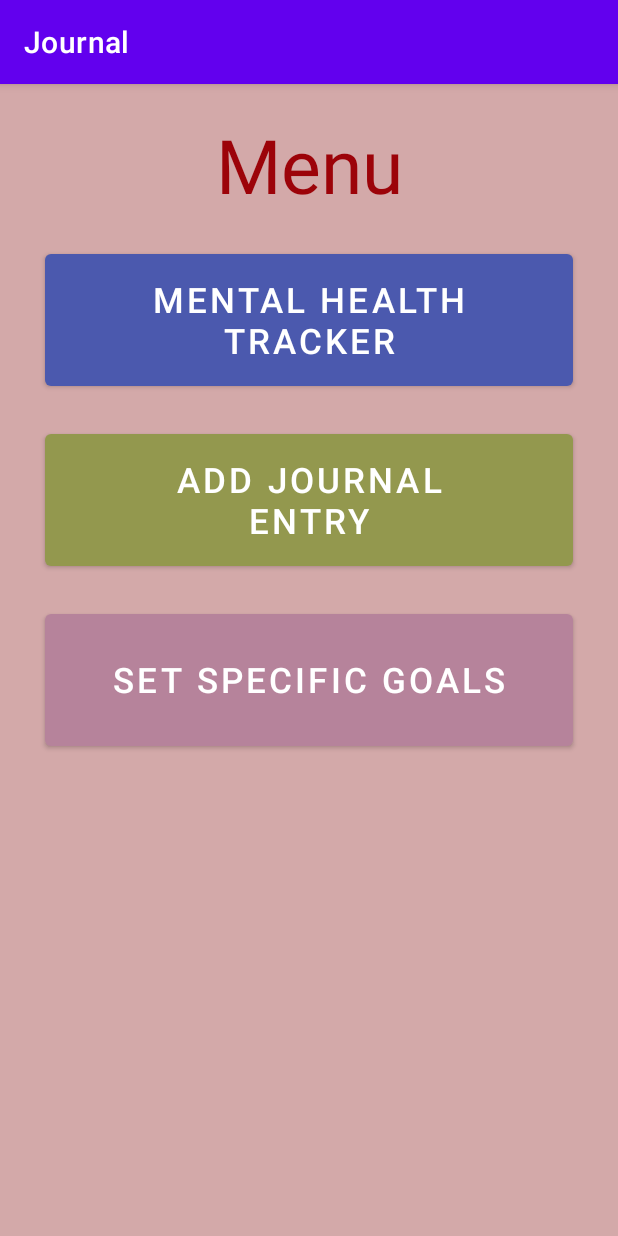
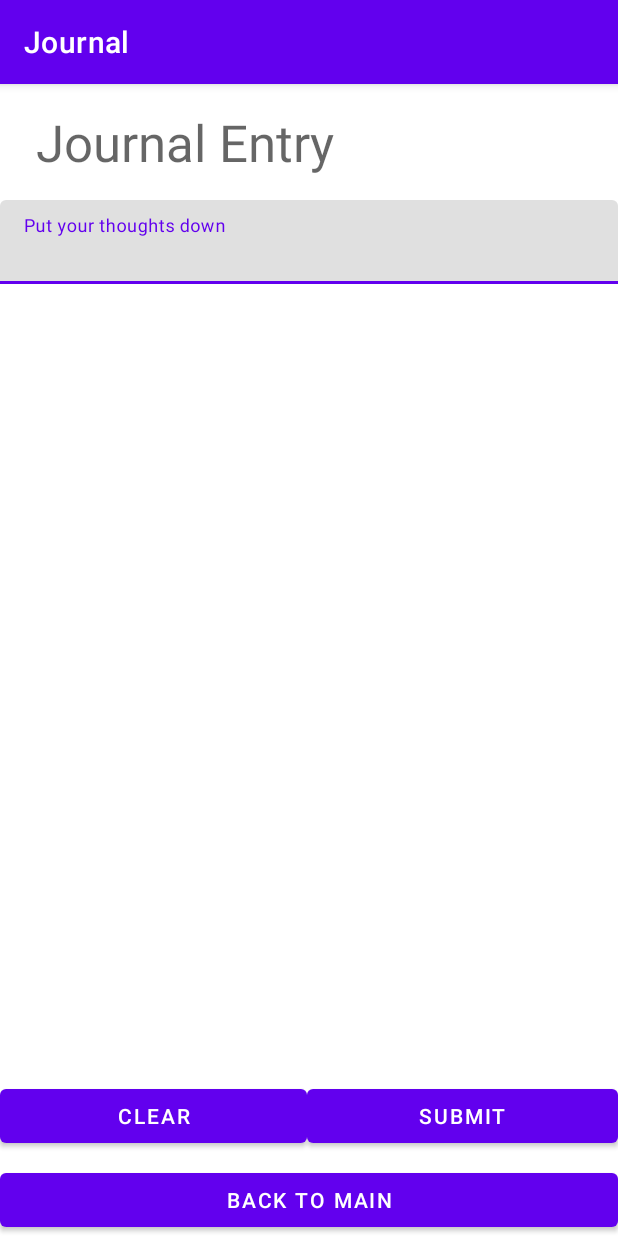
Before and after one commit to choudharynisha/CS353-Group-Project, an Android app: the screen it shows after launch (MainActivity before the commit, JournalEntryActivity after it), after a tap on an icon or button, on a phone screen of 412 x 824 dp. Run offline under Robolectric (Android 15) with nearby library versions, the light colour scheme and no system bars.

Commit message:
add basic journal activity and navigation

```diff
--- a/Journal/app/src/main/AndroidManifest.xml
+++ b/Journal/app/src/main/AndroidManifest.xml
@@ -10,14 +10,14 @@
     <uses-permission android:name="android.permission.ACCESS_NETWORK_STATE" />
 
     <application
-        android:usesCleartextTraffic="true"
-
         android:allowBackup="true"
         android:icon="@mipmap/ic_launcher"
         android:label="@string/app_name"
         android:roundIcon="@mipmap/ic_launcher_round"
         android:supportsRtl="true"
-        android:theme="@style/Theme.Journal">
+        android:theme="@style/Theme.Journal"
+        android:usesCleartextTraffic="true">
+        <activity android:name=".JournalEntryActivity"></activity>
         <activity android:name=".SetGoalActivity" />
         <activity android:name=".TrackMHActivity" />
         <activity android:name=".MainActivity">
--- /dev/null
+++ b/Journal/app/src/main/java/edu/brynmawr/cmsc353/journal/JournalEntryActivity.java
@@ -0,0 +1,21 @@
+package edu.brynmawr.cmsc353.journal;
+
+import androidx.appcompat.app.AppCompatActivity;
+
+import android.content.Intent;
+import android.os.Bundle;
+import android.view.View;
+
+public class JournalEntryActivity extends AppCompatActivity {
+
+    @Override
+    protected void onCreate(Bundle savedInstanceState) {
+        super.onCreate(savedInstanceState);
+        setContentView(R.layout.activity_journal_entry);
+    }
+
+    public void onClickReturnToMain(View v) {
+        Intent i = new Intent(this, MainActivity.class);
+        startActivity(i);
+    }
+}
--- a/Journal/app/src/main/java/edu/brynmawr/cmsc353/journal/MainActivity.java
+++ b/Journal/app/src/main/java/edu/brynmawr/cmsc353/journal/MainActivity.java
@@ -66,6 +66,8 @@ public class MainActivity extends AppCompatActivity {
     }
 
     public void onClickLaunchAddJournal(View view) {
-
+        Intent i = new Intent(this, JournalEntryActivity.class);
+        i.putExtra("userID", this.userID);
+        startActivity(i);
     }
 }
--- /dev/null
+++ b/Journal/app/src/main/res/layout/activity_journal_entry.xml
@@ -0,0 +1,70 @@
+<?xml version="1.0" encoding="utf-8"?>
+<androidx.constraintlayout.widget.ConstraintLayout xmlns:android="http://schemas.android.com/apk/res/android"
+    xmlns:app="http://schemas.android.com/apk/res-auto"
+    xmlns:tools="http://schemas.android.com/tools"
+    android:layout_width="match_parent"
+    android:layout_height="match_parent"
+    tools:context=".JournalEntryActivity">
+
+    <LinearLayout
+        android:id="@+id/linearLayout"
+        android:layout_width="match_parent"
+        android:layout_height="match_parent"
+        android:orientation="vertical"
+        tools:layout_editor_absoluteX="124dp"
+        tools:layout_editor_absoluteY="188dp">
+
+        <TextView
+            android:id="@+id/txtJournalEntryHeader"
+            android:layout_width="match_parent"
+            android:layout_height="wrap_content"
+            android:paddingStart="24dp"
+            android:paddingTop="16dp"
+            android:paddingBottom="16dp"
+            android:text="Journal Entry"
+            android:textAppearance="@style/TextAppearance.AppCompat.Display1" />
+
+        <com.google.android.material.textfield.TextInputLayout
+            android:layout_width="match_parent"
+            android:layout_height="501dp">
+
+            <com.google.android.material.textfield.TextInputEditText
+                android:layout_width="match_parent"
+                android:layout_height="wrap_content"
+                android:hint="Put your thoughts down" />
+
+        </com.google.android.material.textfield.TextInputLayout>
+
+    </LinearLayout>
+
+    <LinearLayout
+        android:layout_width="match_parent"
+        android:layout_height="wrap_content"
+        android:layout_marginBottom="8dp"
+        android:orientation="horizontal"
+        app:layout_constraintBottom_toTopOf="@+id/btnReturnToMain"
+        app:layout_constraintStart_toStartOf="@+id/linearLayout">
+
+        <Button
+            android:id="@+id/btnClear"
+            android:layout_width="wrap_content"
+            android:layout_height="wrap_content"
+            android:layout_weight="1"
+            android:text="Clear" />
+
+        <Button
+            android:id="@+id/btnSubmit"
+            android:layout_width="wrap_content"
+            android:layout_height="wrap_content"
+            android:layout_weight="1"
+            android:text="Submit" />
+    </LinearLayout>
+
+    <Button
+        android:id="@+id/btnReturnToMain"
+        android:layout_width="match_parent"
+        android:layout_height="wrap_content"
+        android:text="Back To Main"
+        app:layout_constraintBottom_toBottomOf="parent"
+        android:onClick="onClickReturnToMain"/>
+</androidx.constraintlayout.widget.ConstraintLayout>
```
